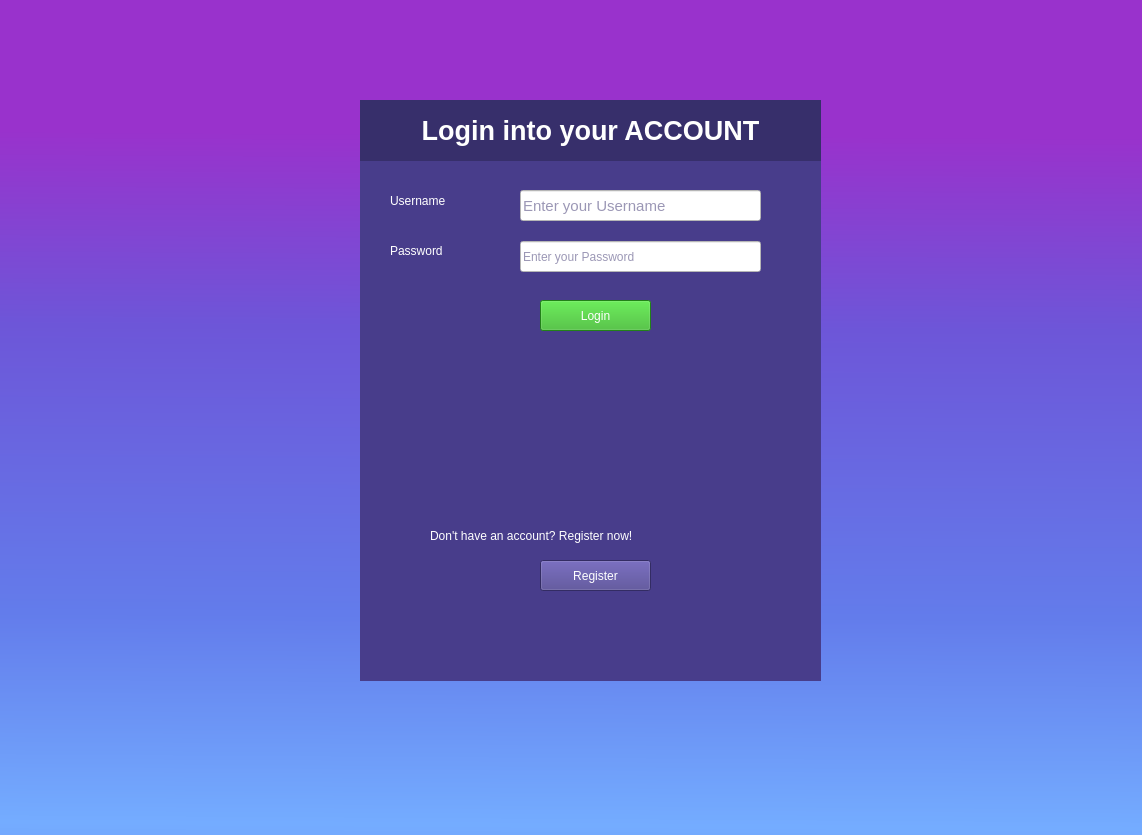
First picture: the form in TriviadorGame/TriviadorGame/TriviadorGame.ui, repository Mihnea11/Triviador, before the edit.
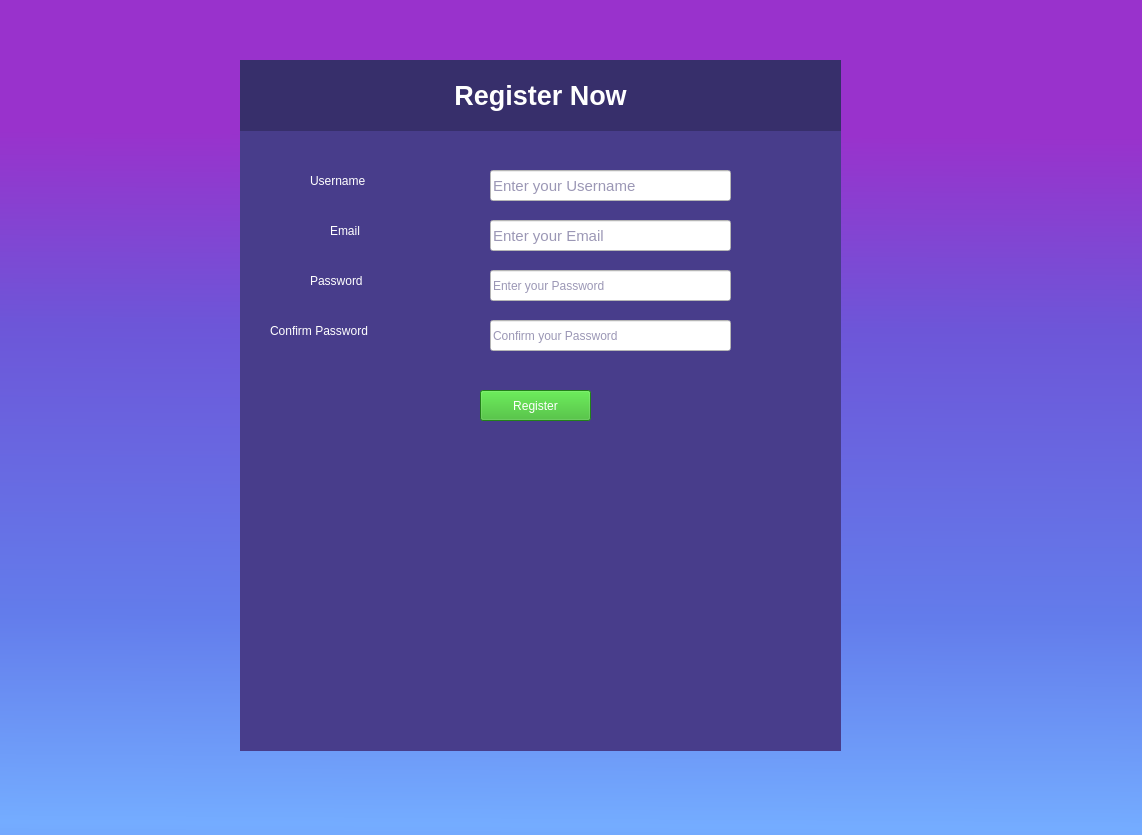
Second picture: the form after the edit.

```diff
--- a/TriviadorGame/TriviadorGame/TriviadorGame.ui
+++ b/TriviadorGame/TriviadorGame/TriviadorGame.ui
@@ -26,8 +26,8 @@
    <widget class="QWidget" name="LoginForm" native="true">
     <property name="geometry">
      <rect>
-      <x>360</x>
-      <y>100</y>
+      <x>330</x>
+      <y>110</y>
       <width>461</width>
       <height>581</height>
      </rect>
@@ -136,7 +136,7 @@
       <bool>false</bool>
      </property>
     </widget>
-    <widget class="QPushButton" name="RegisterButton">
+    <widget class="QPushButton" name="LoginRegisterButton">
      <property name="geometry">
       <rect>
        <x>180</x>
@@ -208,6 +208,245 @@
      </property>
     </widget>
    </widget>
+   <widget class="QWidget" name="RegisterForm" native="true">
+    <property name="geometry">
+     <rect>
+      <x>240</x>
+      <y>60</y>
+      <width>601</width>
+      <height>691</height>
+     </rect>
+    </property>
+    <property name="styleSheet">
+     <string notr="true">background-color: rgb(72, 61, 139);</string>
+    </property>
+    <widget class="QLabel" name="RegisterTitle">
+     <property name="geometry">
+      <rect>
+       <x>0</x>
+       <y>0</y>
+       <width>601</width>
+       <height>71</height>
+      </rect>
+     </property>
+     <property name="styleSheet">
+      <string notr="true">background-color: rgb(55, 47, 107);</string>
+     </property>
+     <property name="text">
+      <string>&lt;html&gt;&lt;head/&gt;&lt;body&gt;&lt;p align=&quot;center&quot;&gt;&lt;span style=&quot; font-size:20pt; font-weight:700; color:#ffffff;&quot;&gt;Register Now&lt;/span&gt;&lt;/p&gt;&lt;/body&gt;&lt;/html&gt;</string>
+     </property>
+    </widget>
+    <widget class="QLabel" name="RegisterPasswordLabel">
+     <property name="geometry">
+      <rect>
+       <x>70</x>
+       <y>210</y>
+       <width>111</width>
+       <height>21</height>
+      </rect>
+     </property>
+     <property name="styleSheet">
+      <string notr="true">font: 700 15pt &quot;Segoe UI&quot;;
+color: rgb(255, 255, 255);
+</string>
+     </property>
+     <property name="text">
+      <string>Password</string>
+     </property>
+    </widget>
+    <widget class="QLabel" name="RegisterUsernameLabel">
+     <property name="geometry">
+      <rect>
+       <x>70</x>
+       <y>110</y>
+       <width>111</width>
+       <height>21</height>
+      </rect>
+     </property>
+     <property name="styleSheet">
+      <string notr="true">font: 700 15pt &quot;Segoe UI&quot;;
+
+color: rgb(255, 255, 255);
+</string>
+     </property>
+     <property name="text">
+      <string>Username</string>
+     </property>
+    </widget>
+    <widget class="QLineEdit" name="RegisterUsernameField">
+     <property name="geometry">
+      <rect>
+       <x>250</x>
+       <y>110</y>
+       <width>241</width>
+       <height>31</height>
+      </rect>
+     </property>
+     <property name="font">
+      <font>
+       <family>Segoe UI</family>
+       <pointsize>11</pointsize>
+       <italic>false</italic>
+       <bold>false</bold>
+      </font>
+     </property>
+     <property name="layoutDirection">
+      <enum>Qt::LeftToRight</enum>
+     </property>
+     <property name="styleSheet">
+      <string notr="true">font: 11pt &quot;Segoe UI&quot;;
+background-color: rgb(255, 255, 255);
+color: rgb(55, 47, 107);
+</string>
+     </property>
+     <property name="text">
+      <string/>
+     </property>
+     <property name="placeholderText">
+      <string>Enter your Username</string>
+     </property>
+    </widget>
+    <widget class="QLineEdit" name="RegisterPasswordField">
+     <property name="geometry">
+      <rect>
+       <x>250</x>
+       <y>210</y>
+       <width>241</width>
+       <height>31</height>
+      </rect>
+     </property>
+     <property name="styleSheet">
+      <string notr="true">font: 11pt &quot;Segoe UI&quot;;
+background-color: rgb(255, 255, 255);
+color: rgb(55, 47, 107);</string>
+     </property>
+     <property name="text">
+      <string/>
+     </property>
+     <property name="echoMode">
+      <enum>QLineEdit::Password</enum>
+     </property>
+     <property name="placeholderText">
+      <string>Enter your Password</string>
+     </property>
+    </widget>
+    <widget class="QLabel" name="RegisterConfirmpasswordLabel">
+     <property name="geometry">
+      <rect>
+       <x>30</x>
+       <y>260</y>
+       <width>191</width>
+       <height>21</height>
+      </rect>
+     </property>
+     <property name="styleSheet">
+      <string notr="true">font: 700 15pt &quot;Segoe UI&quot;;
+color: rgb(255, 255, 255);
+</string>
+     </property>
+     <property name="text">
+      <string>Confirm Password</string>
+     </property>
+    </widget>
+    <widget class="QLabel" name="RegisterEmailLabel">
+     <property name="geometry">
+      <rect>
+       <x>90</x>
+       <y>160</y>
+       <width>111</width>
+       <height>21</height>
+      </rect>
+     </property>
+     <property name="styleSheet">
+      <string notr="true">font: 700 15pt &quot;Segoe UI&quot;;
+
+color: rgb(255, 255, 255);
+</string>
+     </property>
+     <property name="text">
+      <string>Email</string>
+     </property>
+    </widget>
+    <widget class="QLineEdit" name="RegisterEmailField">
+     <property name="geometry">
+      <rect>
+       <x>250</x>
+       <y>160</y>
+       <width>241</width>
+       <height>31</height>
+      </rect>
+     </property>
+     <property name="font">
+      <font>
+       <family>Segoe UI</family>
+       <pointsize>11</pointsize>
+       <italic>false</italic>
+       <bold>false</bold>
+      </font>
+     </property>
+     <property name="contextMenuPolicy">
+      <enum>Qt::DefaultContextMenu</enum>
+     </property>
+     <property name="layoutDirection">
+      <enum>Qt::LeftToRight</enum>
+     </property>
+     <property name="styleSheet">
+      <string notr="true">font: 11pt &quot;Segoe UI&quot;;
+background-color: rgb(255, 255, 255);
+color: rgb(55, 47, 107);
+</string>
+     </property>
+     <property name="text">
+      <string/>
+     </property>
+     <property name="placeholderText">
+      <string>Enter your Email</string>
+     </property>
+    </widget>
+    <widget class="QLineEdit" name="RegisterConfirmPassword">
+     <property name="geometry">
+      <rect>
+       <x>250</x>
+       <y>260</y>
+       <width>241</width>
+       <height>31</height>
+      </rect>
+     </property>
+     <property name="styleSheet">
+      <string notr="true">font: 11pt &quot;Segoe UI&quot;;
+background-color: rgb(255, 255, 255);
+color: rgb(55, 47, 107);</string>
+     </property>
+     <property name="text">
+      <string/>
+     </property>
+     <property name="echoMode">
+      <enum>QLineEdit::Password</enum>
+     </property>
+     <property name="placeholderText">
+      <string>Confirm your Password</string>
+     </property>
+    </widget>
+    <widget class="QPushButton" name="RegisterButton">
+     <property name="geometry">
+      <rect>
+       <x>240</x>
+       <y>330</y>
+       <width>111</width>
+       <height>31</height>
+      </rect>
+     </property>
+     <property name="styleSheet">
+      <string notr="true">background-color: rgb(48, 180, 33);
+color: rgb(255, 255, 255);
+font: 700 14pt &quot;Segoe UI&quot;;
+</string>
+     </property>
+     <property name="text">
+      <string>Register</string>
+     </property>
+    </widget>
+   </widget>
   </widget>
  </widget>
  <layoutdefault spacing="6" margin="11"/>
```
Left out of the diff: 13 changed lines with no effect on the pictures.
